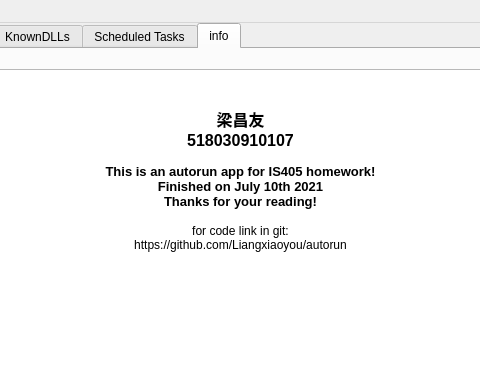
The window that autorunQmake/mainwindow.ui (Liangxiaoyou/autorunQmake) describes before a commit, drawn with Qt 5; both pictures show x 262 to 742 and y 0 to 377 of the 1047 by 489 pixel window.
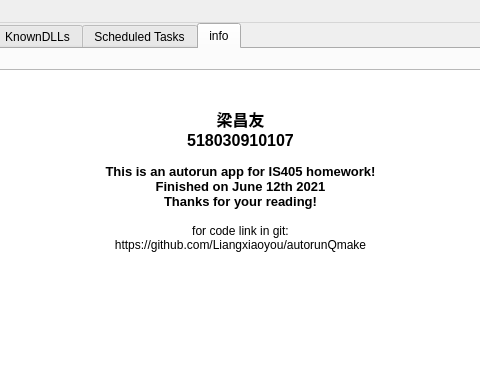
The same window after the commit. The open tabs and pages were chosen to show the change.

What changed in the file:
```diff
--- a/autorunQmake/mainwindow.ui
+++ b/autorunQmake/mainwindow.ui
@@ -608,11 +608,11 @@
 &lt;p align=&quot;center&quot; style=&quot; margin-top:0px; margin-bottom:0px; margin-left:0px; margin-right:0px; -qt-block-indent:0; text-indent:0px;&quot;&gt;&lt;span style=&quot; font-size:12pt; font-weight:600;&quot;&gt;518030910107&lt;/span&gt;&lt;/p&gt;
 &lt;p align=&quot;center&quot; style=&quot;-qt-paragraph-type:empty; margin-top:0px; margin-bottom:0px; margin-left:0px; margin-right:0px; -qt-block-indent:0; text-indent:0px;&quot;&gt;&lt;br /&gt;&lt;/p&gt;
 &lt;p align=&quot;center&quot; style=&quot; margin-top:0px; margin-bottom:0px; margin-left:0px; margin-right:0px; -qt-block-indent:0; text-indent:0px;&quot;&gt;&lt;span style=&quot; font-size:10pt; font-weight:600;&quot;&gt;This is an autorun app for IS405 homework!&lt;/span&gt;&lt;/p&gt;
-&lt;p align=&quot;center&quot; style=&quot; margin-top:0px; margin-bottom:0px; margin-left:0px; margin-right:0px; -qt-block-indent:0; text-indent:0px;&quot;&gt;&lt;span style=&quot; font-size:10pt; font-weight:600;&quot;&gt;Finished on July 10th 2021&lt;/span&gt;&lt;/p&gt;
+&lt;p align=&quot;center&quot; style=&quot; margin-top:0px; margin-bottom:0px; margin-left:0px; margin-right:0px; -qt-block-indent:0; text-indent:0px;&quot;&gt;&lt;span style=&quot; font-size:10pt; font-weight:600;&quot;&gt;Finished on June 12th 2021&lt;/span&gt;&lt;/p&gt;
 &lt;p align=&quot;center&quot; style=&quot; margin-top:0px; margin-bottom:0px; margin-left:0px; margin-right:0px; -qt-block-indent:0; text-indent:0px;&quot;&gt;&lt;span style=&quot; font-size:10pt; font-weight:600;&quot;&gt;Thanks for your reading!&lt;/span&gt;&lt;/p&gt;
 &lt;p align=&quot;center&quot; style=&quot;-qt-paragraph-type:empty; margin-top:0px; margin-bottom:0px; margin-left:0px; margin-right:0px; -qt-block-indent:0; text-indent:0px; font-size:10pt;&quot;&gt;&lt;br /&gt;&lt;/p&gt;
 &lt;p align=&quot;center&quot; style=&quot; margin-top:0px; margin-bottom:0px; margin-left:0px; margin-right:0px; -qt-block-indent:0; text-indent:0px;&quot;&gt;for code link in git:&lt;/p&gt;
-&lt;p align=&quot;center&quot; style=&quot; margin-top:0px; margin-bottom:0px; margin-left:0px; margin-right:0px; -qt-block-indent:0; text-indent:0px;&quot;&gt;https://github.com/Liangxiaoyou/autorun&lt;/p&gt;&lt;/body&gt;&lt;/html&gt;</string>
+&lt;p align=&quot;center&quot; style=&quot; margin-top:0px; margin-bottom:0px; margin-left:0px; margin-right:0px; -qt-block-indent:0; text-indent:0px;&quot;&gt;https://github.com/Liangxiaoyou/autorunQmake&lt;/p&gt;&lt;/body&gt;&lt;/html&gt;</string>
       </property>
      </widget>
     </widget>
```
Left out of the diff: 4 changed lines with no effect on the pictures.
